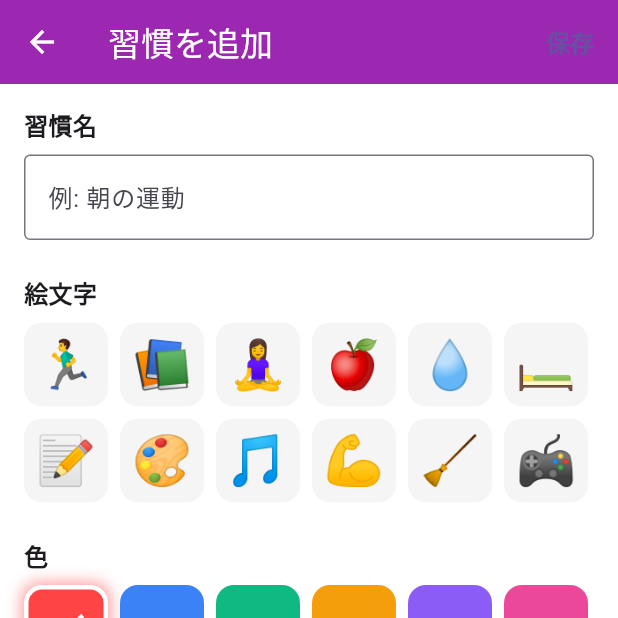
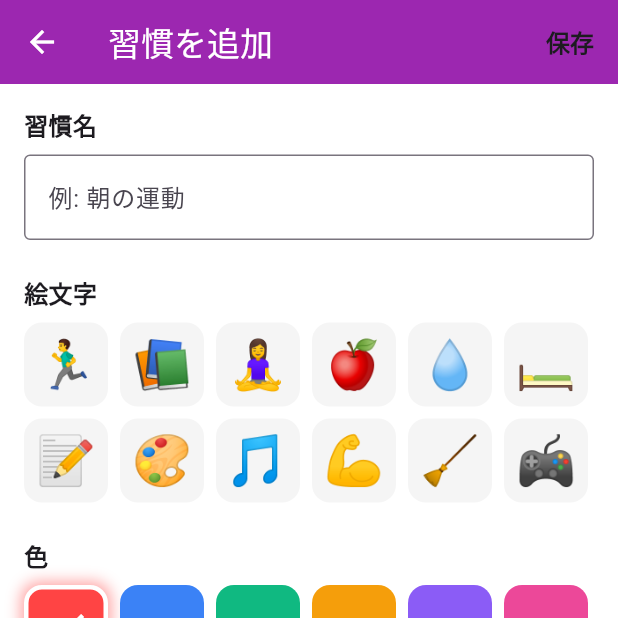
Before and after one commit to sanadanobuyuki/habit_tracker, a Flutter app: the AddHabit screen opened directly, on a phone screen of 412 x 824 dp, the top half of it. Run offline on Flutter 3.47's test engine with Material 3 defaults, Android fonts, the phone set to English and light mode, and no system bars; our stand-ins replace sqflite, visibility_detector; accounts and stored records are empty.

Commit message:
保存見にくいの直した

```diff
--- a/lib/screens/home/add_habit.dart
+++ b/lib/screens/home/add_habit.dart
@@ -175,6 +175,7 @@ class _AddHabitState extends State<AddHabit> {
 
   @override
   Widget build(BuildContext context) {
+    final colorScheme = Theme.of(context).colorScheme;
     return Scaffold(
       appBar: AppBar(
         title: const Text('習慣を追加'),
@@ -183,9 +184,13 @@ class _AddHabitState extends State<AddHabit> {
         actions: [
           TextButton(
             onPressed: _saveHabit,
-            child: const Text(
+            child: Text(
               '保存',
-              style: TextStyle(fontSize: 16, fontWeight: FontWeight.bold),
+              style: TextStyle(
+                fontSize: 16,
+                fontWeight: FontWeight.bold,
+                color: Color(colorScheme.onSurface.value),
+              ),
             ),
           ),
         ],
```
